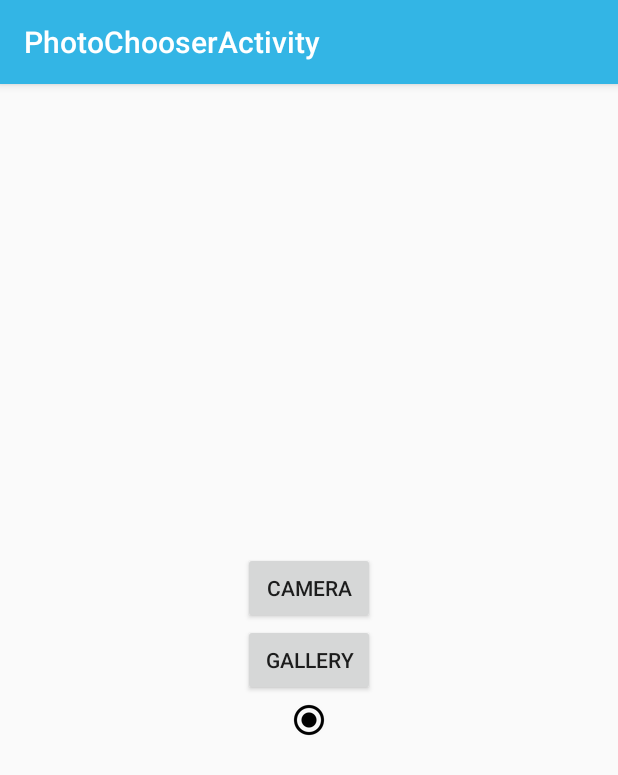
After one commit to zakir224/mispectacle, an Android app: the PhotoSelectorActivity screen opened directly, with no data from a screen before it, on a phone screen of 412 x 824 dp. The commit adds this screen. Shown: the top 775 px of the screen. Run offline under Robolectric (Android 15) with nearby library versions, the light colour scheme and no system bars.

Commit message:
Intent Update

```diff
--- /dev/null
+++ b/app/src/main/java/com/aru/mispectacle/PhotoSelectorActivity.java
@@ -0,0 +1,21 @@
+package com.aru.mispectacle;
+
+import android.net.Uri;
+import android.os.Bundle;
+import android.support.v7.app.ActionBarActivity;
+import android.widget.Toast;
+
+public class PhotoSelectorActivity extends ActionBarActivity implements PhotoSelectorActivityFragment.OnPhotoSelectionFromGalleryListener{
+
+    @Override
+    protected void onCreate(Bundle savedInstanceState) {
+        super.onCreate(savedInstanceState);
+        setContentView(R.layout.activity_photo_chooser);
+    }
+
+    @Override
+    public void onPhotoSelect(Uri uri) {
+
+        Toast.makeText(getBaseContext(), uri.toString(), Toast.LENGTH_SHORT).show();
+    }
+}
--- /dev/null
+++ b/app/src/main/java/com/aru/mispectacle/PhotoSelectorActivityFragment.java
@@ -0,0 +1,100 @@
+package com.aru.mispectacle;
+
+import android.app.Activity;
+import android.content.Context;
+import android.content.Intent;
+import android.graphics.Bitmap;
+import android.net.Uri;
+import android.provider.MediaStore;
+import android.support.v4.app.Fragment;
+import android.os.Bundle;
+import android.view.LayoutInflater;
+import android.view.View;
+import android.view.ViewGroup;
+import android.widget.Button;
+import android.widget.ImageView;
+import android.widget.Toast;
+
+import java.io.IOException;
+
+/**
+ * A placeholder fragment containing a simple view.
+ */
+public class PhotoSelectorActivityFragment extends Fragment implements View.OnClickListener {
+
+    public static final int GALLERY_REQUEST_CODE = 1;
+    private View view;
+    private Button btnOpenGallery;
+    private Button btnOpenCamera;
+    private Context context;
+    private OnPhotoSelectionFromGalleryListener onPhotoSelectionFromGalleryListener;
+    private Uri uri;
+
+    public PhotoSelectorActivityFragment() {
+    }
+
+    @Override
+    public View onCreateView(LayoutInflater inflater, ViewGroup container,
+                             Bundle savedInstanceState) {
+        view = inflater.inflate(R.layout.fragment_photo_chooser, container, false);
+        btnOpenCamera = (Button) view.findViewById(R.id.btnTakePhotoFromCamera);
+        btnOpenGallery = (Button) view.findViewById(R.id.btnUploadFromGallery);
+        context = getActivity();
+        btnOpenCamera.setOnClickListener(this);
+        btnOpenGallery.setOnClickListener(this);
+        return view;
+    }
+
+    @Override
+    public void onClick(View v) {
+
+        if(btnOpenCamera == v){
+            Toast.makeText(context,"Opening Camera....",Toast.LENGTH_SHORT).show();
+        } else if(btnOpenGallery == v) {
+            Toast.makeText(context,"Opening Gallery....",Toast.LENGTH_SHORT).show();
+            openGalleryForPhoto();
+        }
+    }
+
+    private void openGalleryForPhoto() {
+        Intent galleryIntent = new Intent();
+        galleryIntent.setType("image/*");
+        galleryIntent.setAction(Intent.ACTION_GET_CONTENT);
+        startActivityForResult(Intent.createChooser(galleryIntent,"Select photo"), GALLERY_REQUEST_CODE);
+    }
+
+    @Override
+    public void onActivityResult(int requestCode, int resultCode, Intent data) {
+        super.onActivityResult(requestCode, resultCode, data);
+
+        if(requestCode == GALLERY_REQUEST_CODE &&
+                resultCode == getActivity().RESULT_OK && data != null && data.getData() != null) {
+
+            uri = data.getData();
+            onPhotoSelectionFromGalleryListener.onPhotoSelect(uri);
+//            try {
+//                Bitmap bitmap = MediaStore.Images.Media.getBitmap(getActivity().getContentResolver(), uri);
+//                // Log.d(TAG, String.valueOf(bitmap));
+//
+//                ImageView imageView = (ImageView) view.findViewById(R.id.imageView);
+//                imageView.setImageBitmap(bitmap);
+//            } catch (IOException e) {
+//                e.printStackTrace();
+//            }
+        }
+    }
+
+    public interface OnPhotoSelectionFromGalleryListener{
+        public void onPhotoSelect(Uri uri);
+    }
+
+    @Override
+    public void onAttach(Activity activity) {
+        super.onAttach(activity);
+        try {
+            onPhotoSelectionFromGalleryListener = (OnPhotoSelectionFromGalleryListener) activity;
+        } catch (ClassCastException e) {
+            throw new ClassCastException(activity.toString() + " needs to implement onPhotoSelectionFromGalleryListener");
+        }
+    }
+}
--- a/app/src/main/java/com/aru/mispectacle/ShoppingChoiceActivity.java
+++ b/app/src/main/java/com/aru/mispectacle/ShoppingChoiceActivity.java
@@ -1,5 +1,6 @@
 package com.aru.mispectacle;
 
+import android.content.Intent;
 import android.os.Bundle;
 import android.support.v7.app.ActionBarActivity;
 import android.view.View;
@@ -13,7 +14,8 @@ public class ShoppingChoiceActivity extends ActionBarActivity {
     }
 
     public void shopByFace(View view) {
-
+        Intent photoChooserIntent = new Intent(ShoppingChoiceActivity.this,PhotoSelectorActivity.class);
+        startActivity(photoChooserIntent);
     }
 
     public void browseFrames(View view) {
--- /dev/null
+++ b/app/src/main/res/layout/fragment_photo_chooser.xml
@@ -0,0 +1,40 @@
+<RelativeLayout xmlns:android="http://schemas.android.com/apk/res/android"
+    xmlns:tools="http://schemas.android.com/tools"
+    android:layout_width="match_parent"
+    android:layout_height="match_parent"
+    android:paddingBottom="@dimen/activity_vertical_margin"
+    android:paddingLeft="@dimen/activity_horizontal_margin"
+    android:paddingRight="@dimen/activity_horizontal_margin"
+    android:paddingTop="@dimen/activity_vertical_margin"
+    tools:context="com.aru.mispectacle.PhotoSelectorActivityFragment">
+
+    <Button
+        android:id="@+id/btnUploadFromGallery"
+        android:layout_width="wrap_content"
+        android:layout_height="wrap_content"
+        android:layout_centerHorizontal="true"
+        android:layout_centerVertical="true"
+        android:text="@string/gallery" />
+
+    <Button
+        android:id="@+id/btnTakePhotoFromCamera"
+        android:layout_width="wrap_content"
+        android:layout_height="wrap_content"
+        android:layout_above="@+id/btnUploadFromGallery"
+        android:layout_alignEnd="@+id/btnUploadFromGallery"
+        android:layout_alignLeft="@+id/btnUploadFromGallery"
+        android:layout_alignRight="@+id/btnUploadFromGallery"
+        android:layout_alignStart="@+id/btnUploadFromGallery"
+        android:text="@string/camera" />
+
+    <ImageView
+        android:layout_width="match_parent"
+        android:layout_height="wrap_content"
+        android:id="@+id/imageView"
+        android:layout_below="@+id/btnUploadFromGallery"
+        android:layout_alignParentLeft="true"
+        android:layout_alignParentStart="true"
+        android:src="@drawable/abc_btn_radio_to_on_mtrl_015" />
+
+
+</RelativeLayout>
--- a/app/src/main/res/values/strings.xml
+++ b/app/src/main/res/values/strings.xml
@@ -12,5 +12,8 @@
     <string name="canny_btn_text">Shape</string>
     <string name="title_activity_registration">RegistrationActivity</string>
     <string name="title_activity_shopping_choice">Shop for Spectacles</string>
+    <string name="title_activity_photo_chooser">PhotoChooserActivity</string>
+    <string name="gallery">Gallery</string>
+    <string name="camera">Camera</string>
 
 </resources>
```
Also changed, not shown: app/src/main/AndroidManifest.xml (+10 -4 lines), app/src/main/res/layout/activity_photo_chooser.xml (added, +7 -0 lines), app/src/main/res/menu/menu_photo_chooser.xml (added, +7 -0 lines).
